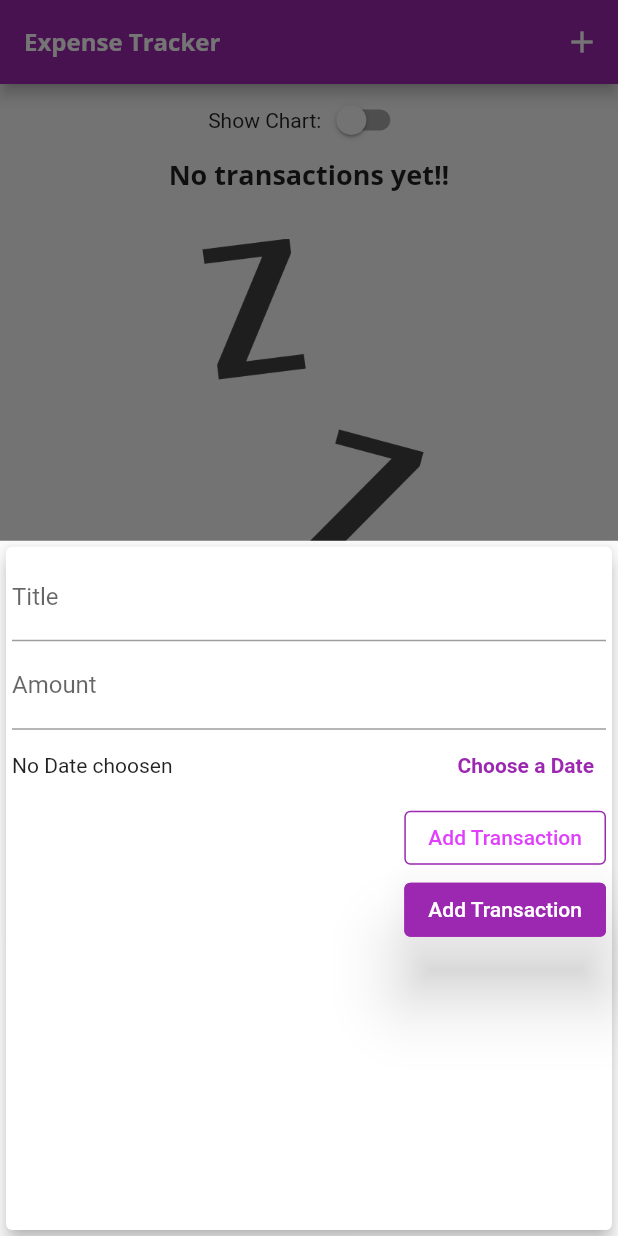
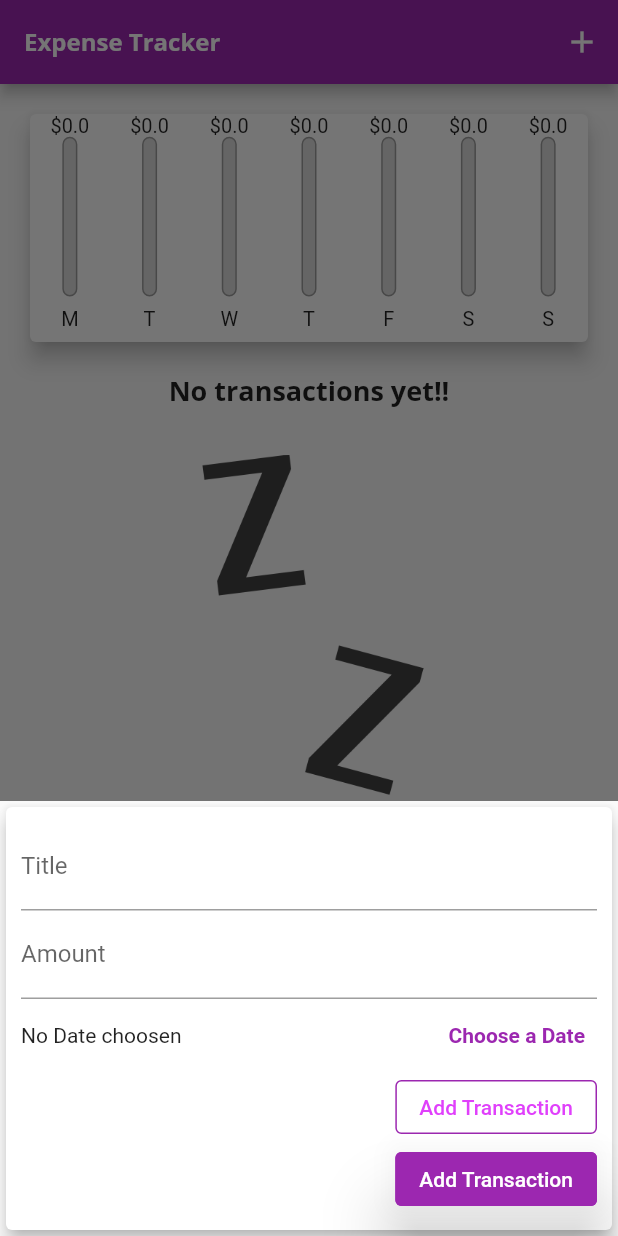
Before and after one commit to Nisschhal/flutter_expense_app, a Flutter app: the screen it shows after launch, after a tap on the "add" icon, on a phone screen of 412 x 824 dp. Run offline on Flutter 3.47's test engine with Material 2 defaults, Android fonts, the phone set to English and light mode, and no system bars.

Commit message:
spliting the widget

```diff
--- a/lib/main.dart
+++ b/lib/main.dart
@@ -2,7 +2,6 @@
 
 import 'package:expense_tracker/widgets/chart.dart';
 import 'package:expense_tracker/widgets/new_transaction.dart';
-import 'package:flutter/gestures.dart';
 import 'package:flutter/material.dart';
 
 import 'models/transaction.dart';
@@ -131,6 +130,9 @@ class _MyHomePageState extends State<MyHomePage> {
 
   @override
   Widget build(BuildContext context) {
+    final isLandScape =
+        MediaQuery.of(context).orientation == Orientation.landscape;
+
     final appBar = AppBar(
       title: const Text("Expense Tracker"),
       actions: [
@@ -140,6 +142,13 @@ class _MyHomePageState extends State<MyHomePage> {
         ),
       ],
     );
+    final txtList = Container(
+        height: (MediaQuery.of(context).size.height -
+                appBar.preferredSize.height -
+                MediaQuery.of(context).padding.top) *
+            0.75,
+        child: Container(
+            child: TransactionList(_userTransactions, _deleteTransactions)));
     return Scaffold(
       appBar: appBar,
       body: SingleChildScrollView(
@@ -147,6 +156,9 @@ class _MyHomePageState extends State<MyHomePage> {
           // mainAxisAlignment: MainAxisAlignment.spaceBetween,
           children: [
             // ignore: avoid_unnecessary_containers
+
+            // if the orientation is in landscape
+            if (isLandScape)
               Row(
                 mainAxisAlignment: MainAxisAlignment.center,
                 children: [
@@ -162,15 +174,32 @@ class _MyHomePageState extends State<MyHomePage> {
                 ],
               ),
 
+            // if the device is not in landscape
+            if (!isLandScape)
+              Center(
+                  child: Column(
+                children: [
+                  Container(
+                    height: (MediaQuery.of(context).size.height -
+                            appBar.preferredSize.height -
+                            MediaQuery.of(context).padding.top) *
+                        0.25,
+                    child: Chart(_getRecentTransaction),
+                  ),
+                  txtList
+                ],
+              )),
+
+            if (isLandScape)
               _showChart
                   ? Container(
                       height: (MediaQuery.of(context).size.height -
                               appBar.preferredSize.height -
                               MediaQuery.of(context).padding.top) *
-                        0.25,
+                          0.7,
                       child: Chart(_getRecentTransaction),
                     )
-                :
+                  : txtList,
             // Center(
             //   child: Container(
             //     padding: const EdgeInsets.all(6),
@@ -191,14 +220,6 @@ class _MyHomePageState extends State<MyHomePage> {
             //     ),
             //   ),
             // ),
-                Container(
-                    height: (MediaQuery.of(context).size.height -
-                            appBar.preferredSize.height -
-                            MediaQuery.of(context).padding.top) *
-                        0.75,
-                    child: Container(
-                        child: TransactionList(
-                            _userTransactions, _deleteTransactions))),
           ],
         ),
       ),
@@ -210,3 +231,4 @@ class _MyHomePageState extends State<MyHomePage> {
     );
   }
 }
++
--- a/lib/widgets/new_transaction.dart
+++ b/lib/widgets/new_transaction.dart
@@ -26,8 +26,8 @@ class _NewTransactionState extends State<NewTransaction> {
       return;
     }
 
-    widget.addHandler(
-        titleController.text, double.parse(amountController.text), _selectedDate);
+    widget.addHandler(titleController.text, double.parse(amountController.text),
+        _selectedDate);
 
     Navigator.of(context).pop();
   }
@@ -52,8 +52,14 @@ class _NewTransactionState extends State<NewTransaction> {
   Widget build(BuildContext context) {
     return Card(
       elevation: 5,
+      child: SingleChildScrollView(
         child: Container(
-        padding: const EdgeInsets.all(4),
+          padding: EdgeInsets.only(
+            top: 10,
+            right: 10,
+            left: 10,
+            bottom: MediaQuery.of(context).viewInsets.bottom + 10,
+          ),
           child: Column(
             crossAxisAlignment: CrossAxisAlignment.end,
             children: [
@@ -108,6 +114,7 @@ class _NewTransactionState extends State<NewTransaction> {
             ],
           ),
         ),
+      ),
     );
   }
 }
```
Also changed, not shown: lib/widgets/transaction_item.dart (added, +54 -0 lines), lib/widgets/transactions_list.dart (+8 -23 lines). Lines whose indentation alone changed are shown as unchanged.
